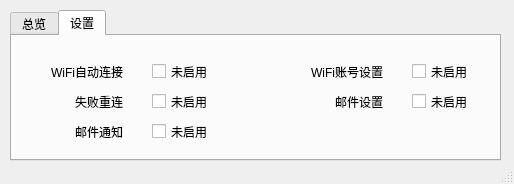
First picture: the form in mainwindow.ui, repository nanjo712/BUPT-Network-Control-Panel, before the edit.
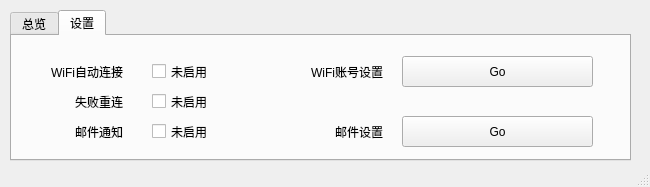
Second picture: the form after the edit.

```diff
--- a/mainwindow.ui
+++ b/mainwindow.ui
@@ -6,8 +6,8 @@
    <rect>
     <x>0</x>
     <y>0</y>
-    <width>514</width>
-    <height>184</height>
+    <width>650</width>
+    <height>187</height>
    </rect>
   </property>
   <property name="windowTitle">
@@ -19,7 +19,7 @@
      <rect>
       <x>10</x>
       <y>10</y>
-      <width>491</width>
+      <width>621</width>
       <height>151</height>
      </rect>
     </property>
@@ -232,24 +232,11 @@
        <string>未启用</string>
       </property>
      </widget>
-     <widget class="QCheckBox" name="checkBox_5">
-      <property name="geometry">
-       <rect>
-        <x>400</x>
-        <y>20</y>
-        <width>81</width>
-        <height>31</height>
-       </rect>
-      </property>
-      <property name="text">
-       <string>未启用</string>
-      </property>
-     </widget>
      <widget class="QLabel" name="label_5">
       <property name="geometry">
        <rect>
         <x>310</x>
-        <y>50</y>
+        <y>80</y>
         <width>61</width>
         <height>31</height>
        </rect>
@@ -277,17 +264,30 @@
        <set>Qt::AlignRight|Qt::AlignTrailing|Qt::AlignVCenter</set>
       </property>
      </widget>
-     <widget class="QCheckBox" name="checkBox_6">
+     <widget class="QPushButton" name="pushButton">
       <property name="geometry">
        <rect>
-        <x>400</x>
-        <y>50</y>
-        <width>81</width>
+        <x>390</x>
+        <y>20</y>
+        <width>191</width>
         <height>31</height>
        </rect>
       </property>
       <property name="text">
-       <string>未启用</string>
+       <string>Go</string>
+      </property>
+     </widget>
+     <widget class="QPushButton" name="pushButton_2">
+      <property name="geometry">
+       <rect>
+        <x>390</x>
+        <y>80</y>
+        <width>191</width>
+        <height>31</height>
+       </rect>
+      </property>
+      <property name="text">
+       <string>Go</string>
       </property>
      </widget>
     </widget>
```
Left out of the diff: 7 changed lines with no effect on the pictures.
